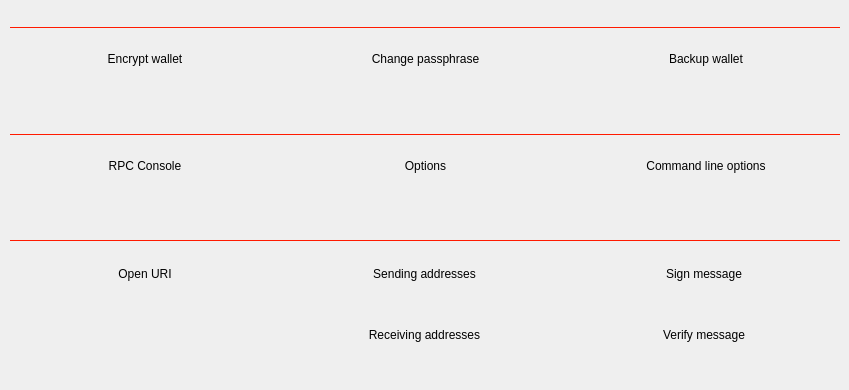
tlc2/uniqredit, file src/qt/forms/otherpage.ui: the form before one commit.
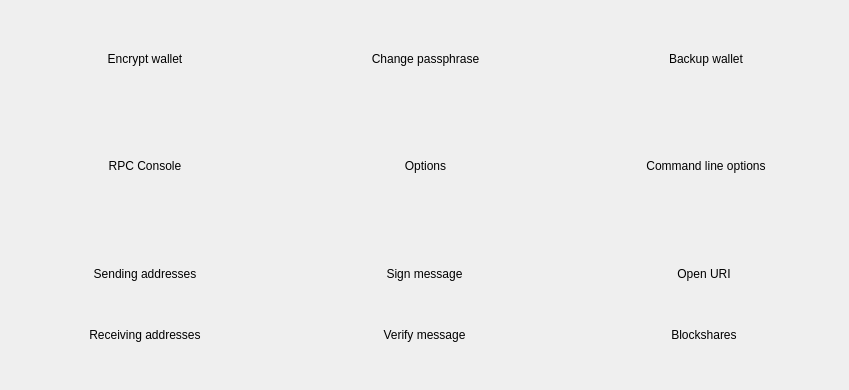
The form after the commit.

Commit message: time to push off

```diff
--- a/src/qt/forms/otherpage.ui
+++ b/src/qt/forms/otherpage.ui
@@ -41,7 +41,7 @@
     <property name="verticalSpacing">
      <number>2</number>
     </property>
-    <item row="0" column="2">
+    <item row="0" column="4">
      <widget class="QPushButton" name="bURI">
       <property name="maximumSize">
        <size>
@@ -60,7 +60,7 @@
       </property>
      </widget>
     </item>
-    <item row="1" column="3">
+    <item row="1" column="0">
      <widget class="QPushButton" name="bReceivingaddresses">
       <property name="minimumSize">
        <size>
@@ -79,57 +79,7 @@
       </property>
      </widget>
     </item>
-    <item row="1" column="4">
-     <widget class="QPushButton" name="bVerifymessage">
-      <property name="minimumSize">
-       <size>
-        <width>0</width>
-        <height>50</height>
-       </size>
-      </property>
-      <property name="maximumSize">
-       <size>
-        <width>16777215</width>
-        <height>50</height>
-       </size>
-      </property>
-      <property name="styleSheet">
-       <string notr="true"/>
-      </property>
-      <property name="text">
-       <string>Verify message</string>
-      </property>
-      <property name="flat">
-       <bool>true</bool>
-      </property>
-     </widget>
-    </item>
-    <item row="0" column="4">
-     <widget class="QPushButton" name="bSignmessage">
-      <property name="minimumSize">
-       <size>
-        <width>0</width>
-        <height>50</height>
-       </size>
-      </property>
-      <property name="maximumSize">
-       <size>
-        <width>16777215</width>
-        <height>50</height>
-       </size>
-      </property>
-      <property name="styleSheet">
-       <string notr="true"/>
-      </property>
-      <property name="text">
-       <string>Sign message</string>
-      </property>
-      <property name="flat">
-       <bool>true</bool>
-      </property>
-     </widget>
-    </item>
-    <item row="0" column="3">
+    <item row="0" column="0">
      <widget class="QPushButton" name="bSendingaddresses">
       <property name="minimumSize">
        <size>
@@ -148,6 +98,75 @@
       </property>
      </widget>
     </item>
+    <item row="0" column="1">
+     <widget class="QPushButton" name="bSignmessage">
+      <property name="minimumSize">
+       <size>
+        <width>0</width>
+        <height>50</height>
+       </size>
+      </property>
+      <property name="maximumSize">
+       <size>
+        <width>16777215</width>
+        <height>50</height>
+       </size>
+      </property>
+      <property name="styleSheet">
+       <string notr="true"/>
+      </property>
+      <property name="text">
+       <string>Sign message</string>
+      </property>
+      <property name="flat">
+       <bool>true</bool>
+      </property>
+     </widget>
+    </item>
+    <item row="1" column="1">
+     <widget class="QPushButton" name="bVerifymessage">
+      <property name="minimumSize">
+       <size>
+        <width>0</width>
+        <height>50</height>
+       </size>
+      </property>
+      <property name="maximumSize">
+       <size>
+        <width>16777215</width>
+        <height>50</height>
+       </size>
+      </property>
+      <property name="styleSheet">
+       <string notr="true"/>
+      </property>
+      <property name="text">
+       <string>Verify message</string>
+      </property>
+      <property name="flat">
+       <bool>true</bool>
+      </property>
+     </widget>
+    </item>
+    <item row="1" column="4">
+     <widget class="QPushButton" name="bBlockshares">
+      <property name="maximumSize">
+       <size>
+        <width>16777215</width>
+        <height>50</height>
+       </size>
+      </property>
+      <property name="styleSheet">
+       <string notr="true"/>
+      </property>
+      <property name="text">
+       <string>Blockshares</string>
+      </property>
+      <property name="flat">
+       <bool>true</bool>
+      </property>
+     </widget>
+    </item>
    </layout>
   </widget>
   <widget class="QWidget" name="gridLayoutWidget_2">
@@ -297,63 +316,6 @@
     </item>
    </layout>
   </widget>
-  <widget class="QFrame" name="frame">
-   <property name="geometry">
-    <rect>
-     <x>10</x>
-     <y>27</y>
-     <width>830</width>
-     <height>1</height>
-    </rect>
-   </property>
-   <property name="styleSheet">
-    <string notr="true">border: 1px solid #ff1a00;</string>
-   </property>
-   <property name="frameShape">
-    <enum>QFrame::StyledPanel</enum>
-   </property>
-   <property name="frameShadow">
-    <enum>QFrame::Raised</enum>
-   </property>
-  </widget>
-  <widget class="QFrame" name="frame_2">
-   <property name="geometry">
-    <rect>
-     <x>10</x>
-     <y>134</y>
-     <width>830</width>
-     <height>1</height>
-    </rect>
-   </property>
-   <property name="styleSheet">
-    <string notr="true">border: 1px solid #ff1a00;</string>
-   </property>
-   <property name="frameShape">
-    <enum>QFrame::StyledPanel</enum>
-   </property>
-   <property name="frameShadow">
-    <enum>QFrame::Raised</enum>
-   </property>
-  </widget>
-  <widget class="QFrame" name="frame_3">
-   <property name="geometry">
-    <rect>
-     <x>10</x>
-     <y>240</y>
-     <width>830</width>
-     <height>1</height>
-    </rect>
-   </property>
-   <property name="styleSheet">
-    <string notr="true">border: 1px solid #ff1a00;</string>
-   </property>
-   <property name="frameShape">
-    <enum>QFrame::StyledPanel</enum>
-   </property>
-   <property name="frameShadow">
-    <enum>QFrame::Raised</enum>
-   </property>
-  </widget>
  </widget>
  <resources/>
  <connections/>
```
The commit also changes 384 other files.
